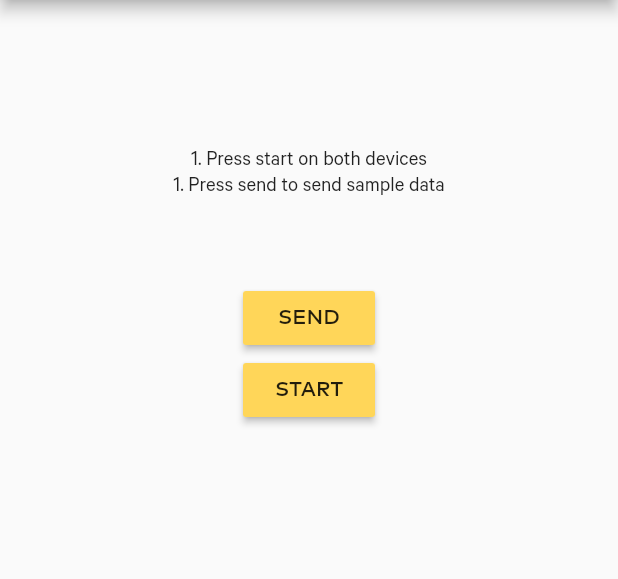
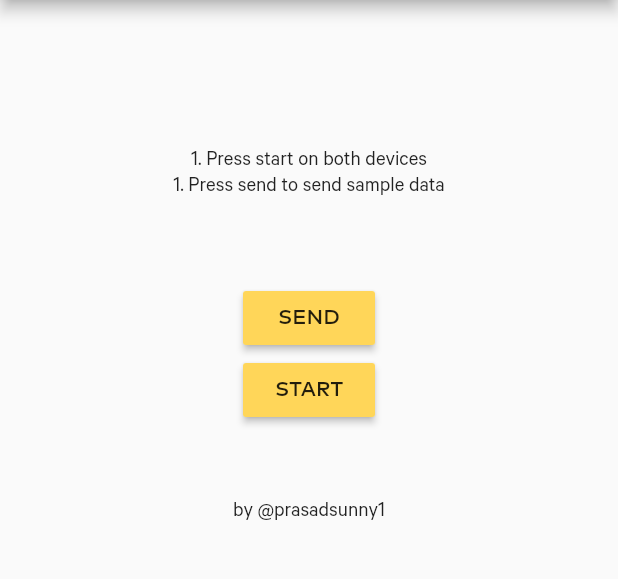
Before and after one commit to prasadsunny1/Sound-data-transfer, a Flutter app: the screen it shows after launch, on a phone screen of 412 x 824 dp, the part 84-663 px from its top. Run offline on Flutter 3.47's test engine with Material 2 defaults, Android fonts, the light colour scheme and no system bars; our stand-ins replace random_string; missing offline and left inert: chirp_flutter, simple_permissions; key blocks and very long unbroken strings in the code were emptied for the run.

Commit message:
add name

```diff
--- a/lib/main.dart
+++ b/lib/main.dart
@@ -204,6 +204,10 @@ class _ChirpAppState extends State<ChirpApp> with WidgetsBindingObserver {
                   color: chirpYellow,
                   onPressed: _startStopSDK,
                 ),
+                SizedBox(
+                  height: 50,
+                ),
+                Text('by @prasadsunny1'),
               ],
             ),
           ),
```
